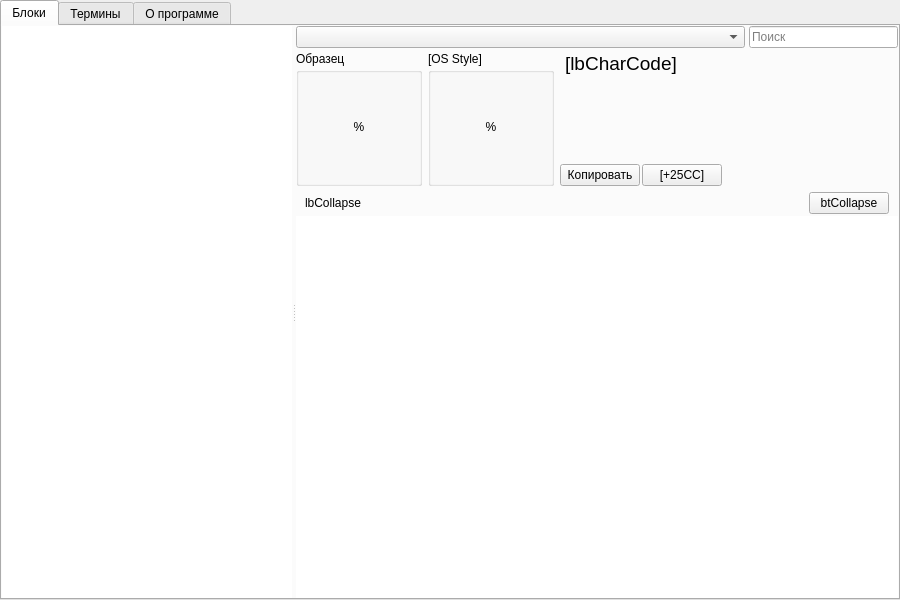
First picture: the form in Unicodia/FmMain.ui, repository Mercury13/unicodia, before the edit.
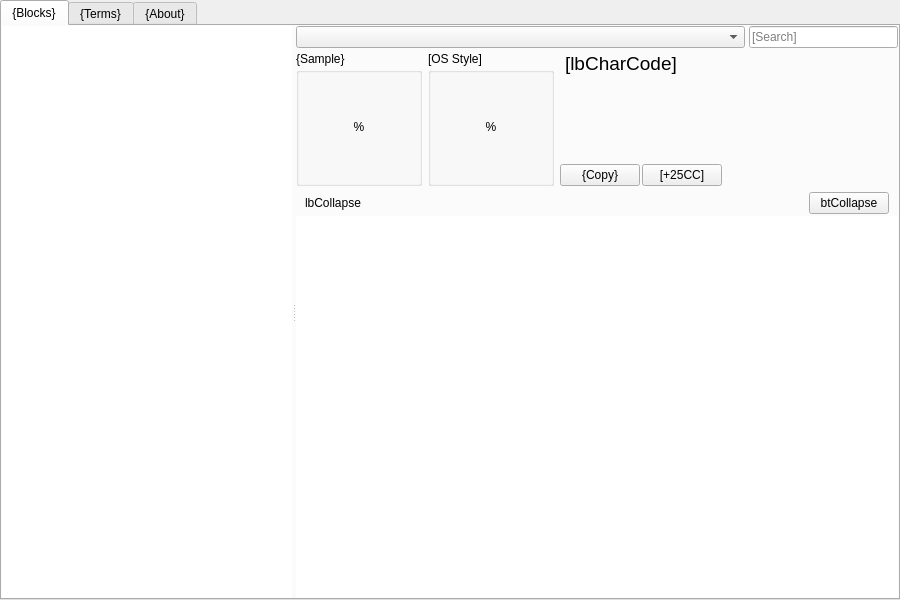
Second picture: the form after the edit. The open tabs and pages were chosen to show the change. Icons and pictures are not drawn. Custom widgets are drawn as their Qt base class.

What changed in the file:
```diff
--- a/Unicodia/FmMain.ui
+++ b/Unicodia/FmMain.ui
@@ -37,7 +37,7 @@
       </property>
       <widget class="QWidget" name="tabBlocks">
        <attribute name="title">
-        <string>Блоки</string>
+        <string>{Blocks}</string>
        </attribute>
        <layout class="QVBoxLayout" name="verticalLayout_4">
         <property name="leftMargin">
@@ -136,7 +136,7 @@
                  <item>
                   <widget class="SearchEdit" name="edSearch">
                    <property name="placeholderText">
-                    <string>Поиск</string>
+                    <string>[Search]</string>
                    </property>
                   </widget>
                  </item>
@@ -186,7 +186,7 @@
                     <item>
                      <widget class="QLabel" name="lbSampleTitle">
                       <property name="text">
-                       <string>Образец</string>
+                       <string>{Sample}</string>
                       </property>
                      </widget>
                     </item>
@@ -391,7 +391,7 @@
                        <item>
                         <widget class="QPushButton" name="btCopy">
                          <property name="text">
-                          <string>Копировать</string>
+                          <string>{Copy}</string>
                          </property>
                         </widget>
                        </item>
@@ -531,7 +531,7 @@
       </widget>
       <widget class="QWidget" name="tabTerms">
        <attribute name="title">
-        <string>Термины</string>
+        <string>{Terms}</string>
        </attribute>
        <layout class="QVBoxLayout" name="verticalLayout_7">
         <property name="leftMargin">
@@ -560,7 +560,7 @@
       </widget>
       <widget class="QWidget" name="tabAbout">
        <attribute name="title">
-        <string>О программе</string>
+        <string>{About}</string>
        </attribute>
        <layout class="QHBoxLayout" name="horizontalLayout_7" stretch="0,0">
         <item>
```
Left out of the diff: 8 changed lines with no effect on the pictures.
